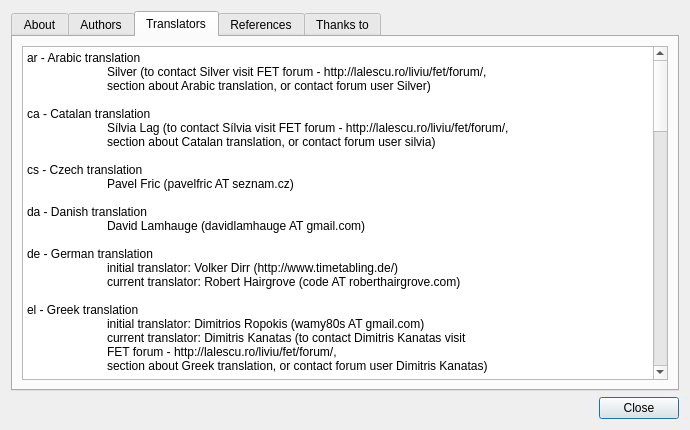
Old version of the form src/interface/helpaboutform_template.ui in the repository karandit/fet.
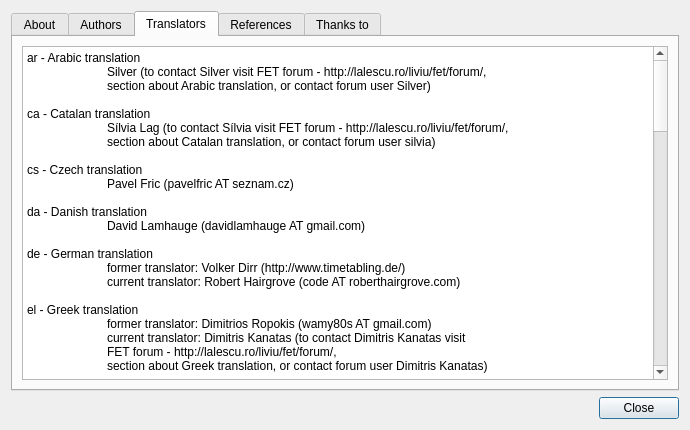
New version of the form. The open tabs and pages were chosen to show the change.

What changed in the file:
```diff
--- a/src/interface/helpaboutform_template.ui
+++ b/src/interface/helpaboutform_template.ui
@@ -149,11 +149,11 @@
 &lt;p style=&quot; margin-top:0px; margin-bottom:0px; margin-left:0px; margin-right:0px; -qt-block-indent:0; text-indent:0px;&quot;&gt;&lt;span style=&quot; font-size:9pt;&quot;&gt;	David Lamhauge (davidlamhauge AT gmail.com)&lt;/span&gt;&lt;/p&gt;
 &lt;p style=&quot;-qt-paragraph-type:empty; margin-top:0px; margin-bottom:0px; margin-left:0px; margin-right:0px; -qt-block-indent:0; text-indent:0px; font-size:9pt;&quot;&gt;&lt;br /&gt;&lt;/p&gt;
 &lt;p style=&quot; margin-top:0px; margin-bottom:0px; margin-left:0px; margin-right:0px; -qt-block-indent:0; text-indent:0px;&quot;&gt;&lt;span style=&quot; font-size:9pt;&quot;&gt;de - German translation&lt;/span&gt;&lt;/p&gt;
-&lt;p style=&quot; margin-top:0px; margin-bottom:0px; margin-left:0px; margin-right:0px; -qt-block-indent:0; text-indent:0px;&quot;&gt;&lt;span style=&quot; font-size:9pt;&quot;&gt;	initial translator: Volker Dirr (http://www.timetabling.de/)&lt;/span&gt;&lt;/p&gt;
+&lt;p style=&quot; margin-top:0px; margin-bottom:0px; margin-left:0px; margin-right:0px; -qt-block-indent:0; text-indent:0px;&quot;&gt;&lt;span style=&quot; font-size:9pt;&quot;&gt;	former translator: Volker Dirr (http://www.timetabling.de/)&lt;/span&gt;&lt;/p&gt;
 &lt;p style=&quot; margin-top:0px; margin-bottom:0px; margin-left:0px; margin-right:0px; -qt-block-indent:0; text-indent:0px;&quot;&gt;&lt;span style=&quot; font-size:9pt;&quot;&gt;	current translator: Robert Hairgrove (code AT roberthairgrove.com)&lt;/span&gt;&lt;/p&gt;
 &lt;p style=&quot;-qt-paragraph-type:empty; margin-top:0px; margin-bottom:0px; margin-left:0px; margin-right:0px; -qt-block-indent:0; text-indent:0px; font-size:9pt;&quot;&gt;&lt;br /&gt;&lt;/p&gt;
 &lt;p style=&quot; margin-top:0px; margin-bottom:0px; margin-left:0px; margin-right:0px; -qt-block-indent:0; text-indent:0px;&quot;&gt;&lt;span style=&quot; font-size:9pt;&quot;&gt;el - Greek translation&lt;/span&gt;&lt;/p&gt;
-&lt;p style=&quot; margin-top:0px; margin-bottom:0px; margin-left:0px; margin-right:0px; -qt-block-indent:0; text-indent:0px;&quot;&gt;&lt;span style=&quot; font-size:9pt;&quot;&gt;	initial translator: Dimitrios Ropokis (wamy80s AT gmail.com)&lt;/span&gt;&lt;/p&gt;
+&lt;p style=&quot; margin-top:0px; margin-bottom:0px; margin-left:0px; margin-right:0px; -qt-block-indent:0; text-indent:0px;&quot;&gt;&lt;span style=&quot; font-size:9pt;&quot;&gt;	former translator: Dimitrios Ropokis (wamy80s AT gmail.com)&lt;/span&gt;&lt;/p&gt;
 &lt;p style=&quot; margin-top:0px; margin-bottom:0px; margin-left:0px; margin-right:0px; -qt-block-indent:0; text-indent:0px;&quot;&gt;&lt;span style=&quot; font-size:9pt;&quot;&gt;	current translator: Dimitris Kanatas (to contact Dimitris Kanatas visit&lt;/span&gt;&lt;/p&gt;
 &lt;p style=&quot; margin-top:0px; margin-bottom:0px; margin-left:0px; margin-right:0px; -qt-block-indent:0; text-indent:0px;&quot;&gt;&lt;span style=&quot; font-size:9pt;&quot;&gt;	FET forum - http://lalescu.ro/liviu/fet/forum/,&lt;/span&gt;&lt;/p&gt;
 &lt;p style=&quot; margin-top:0px; margin-bottom:0px; margin-left:0px; margin-right:0px; -qt-block-indent:0; text-indent:0px;&quot;&gt;&lt;span style=&quot; font-size:9pt;&quot;&gt;	section about Greek translation, or contact forum user Dimitris Kanatas)&lt;/span&gt;&lt;/p&gt;
@@ -165,7 +165,7 @@
 &lt;p style=&quot; margin-top:0px; margin-bottom:0px; margin-left:0px; margin-right:0px; -qt-block-indent:0; text-indent:0px;&quot;&gt;&lt;span style=&quot; font-size:9pt;&quot;&gt;	Asier Urio Larrea (asieriko AT gmail.com)&lt;/span&gt;&lt;/p&gt;
 &lt;p style=&quot;-qt-paragraph-type:empty; margin-top:0px; margin-bottom:0px; margin-left:0px; margin-right:0px; -qt-block-indent:0; text-indent:0px; font-size:9pt;&quot;&gt;&lt;br /&gt;&lt;/p&gt;
 &lt;p style=&quot; margin-top:0px; margin-bottom:0px; margin-left:0px; margin-right:0px; -qt-block-indent:0; text-indent:0px;&quot;&gt;&lt;span style=&quot; font-size:9pt;&quot;&gt;fa - Persian translation&lt;/span&gt;&lt;/p&gt;
-&lt;p style=&quot; margin-top:0px; margin-bottom:0px; margin-left:0px; margin-right:0px; -qt-block-indent:0; text-indent:0px;&quot;&gt;&lt;span style=&quot; font-size:9pt;&quot;&gt;	initial translator: Hamed SadeghiNeshat (ha_sadeghi AT ce.sharif.edu)&lt;/span&gt;&lt;/p&gt;
+&lt;p style=&quot; margin-top:0px; margin-bottom:0px; margin-left:0px; margin-right:0px; -qt-block-indent:0; text-indent:0px;&quot;&gt;&lt;span style=&quot; font-size:9pt;&quot;&gt;	former translator: Hamed SadeghiNeshat (ha_sadeghi AT ce.sharif.edu)&lt;/span&gt;&lt;/p&gt;
 &lt;p style=&quot; margin-top:0px; margin-bottom:0px; margin-left:0px; margin-right:0px; -qt-block-indent:0; text-indent:0px;&quot;&gt;&lt;span style=&quot; font-size:9pt;&quot;&gt;	current translator: sally sat (soory63 AT gmail.com)&lt;/span&gt;&lt;/p&gt;
 &lt;p style=&quot;-qt-paragraph-type:empty; margin-top:0px; margin-bottom:0px; margin-left:0px; margin-right:0px; -qt-block-indent:0; text-indent:0px; font-size:9pt;&quot;&gt;&lt;br /&gt;&lt;/p&gt;
 &lt;p style=&quot; margin-top:0px; margin-bottom:0px; margin-left:0px; margin-right:0px; -qt-block-indent:0; text-indent:0px;&quot;&gt;&lt;span style=&quot; font-size:9pt;&quot;&gt;fr - French translation&lt;/span&gt;&lt;/p&gt;
@@ -208,9 +208,12 @@
 &lt;p style=&quot; margin-top:0px; margin-bottom:0px; margin-left:0px; margin-right:0px; -qt-block-indent:0; text-indent:0px;&quot;&gt;&lt;span style=&quot; font-size:9pt;&quot;&gt;	Radoslaw Pasiok (zapala AT konto.pl)&lt;/span&gt;&lt;/p&gt;
 &lt;p style=&quot;-qt-paragraph-type:empty; margin-top:0px; margin-bottom:0px; margin-left:0px; margin-right:0px; -qt-block-indent:0; text-indent:0px; font-size:9pt;&quot;&gt;&lt;br /&gt;&lt;/p&gt;
 &lt;p style=&quot; margin-top:0px; margin-bottom:0px; margin-left:0px; margin-right:0px; -qt-block-indent:0; text-indent:0px;&quot;&gt;&lt;span style=&quot; font-size:9pt;&quot;&gt;pt_BR - Brazilian Portuguese translation&lt;/span&gt;&lt;/p&gt;
-&lt;p style=&quot; margin-top:0px; margin-bottom:0px; margin-left:0px; margin-right:0px; -qt-block-indent:0; text-indent:0px;&quot;&gt;&lt;span style=&quot; font-size:9pt;&quot;&gt;	initial translator: Werner Bruns (werner.bruns AT gmail.com)&lt;/span&gt;&lt;/p&gt;
-&lt;p style=&quot; margin-top:0px; margin-bottom:0px; margin-left:0px; margin-right:0px; -qt-block-indent:0; text-indent:0px;&quot;&gt;&lt;span style=&quot; font-size:9pt;&quot;&gt;	initial translator: Frank Mártin (drfarofa AT gmail.com)&lt;/span&gt;&lt;/p&gt;
-&lt;p style=&quot; margin-top:0px; margin-bottom:0px; margin-left:0px; margin-right:0px; -qt-block-indent:0; text-indent:0px;&quot;&gt;&lt;span style=&quot; font-size:9pt;&quot;&gt;	current translator: Cloves das Neves (clovesneves AT gmail.com)&lt;/span&gt;&lt;/p&gt;
+&lt;p style=&quot; margin-top:0px; margin-bottom:0px; margin-left:0px; margin-right:0px; -qt-block-indent:0; text-indent:0px;&quot;&gt;&lt;span style=&quot; font-size:9pt;&quot;&gt;	former translator: Werner Bruns (werner.bruns AT gmail.com)&lt;/span&gt;&lt;/p&gt;
+&lt;p style=&quot; margin-top:0px; margin-bottom:0px; margin-left:0px; margin-right:0px; -qt-block-indent:0; text-indent:0px;&quot;&gt;&lt;span style=&quot; font-size:9pt;&quot;&gt;	former translator: Frank Mártin (drfarofa AT gmail.com)&lt;/span&gt;&lt;/p&gt;
+&lt;p style=&quot; margin-top:0px; margin-bottom:0px; margin-left:0px; margin-right:0px; -qt-block-indent:0; text-indent:0px;&quot;&gt;&lt;span style=&quot; font-size:9pt;&quot;&gt;	former translator: Cloves das Neves (clovesneves AT gmail.com)&lt;/span&gt;&lt;/p&gt;
+&lt;p style=&quot; margin-top:0px; margin-bottom:0px; margin-left:0px; margin-right:0px; -qt-block-indent:0; text-indent:0px;&quot;&gt;&lt;span style=&quot; font-size:9pt;&quot;&gt;	current translator: Alexandre R. Soares (alexrsoares AT zoho.com). (Alternatively,&lt;/span&gt;&lt;/p&gt;
+&lt;p style=&quot; margin-top:0px; margin-bottom:0px; margin-left:0px; margin-right:0px; -qt-block-indent:0; text-indent:0px;&quot;&gt;&lt;span style=&quot; font-size:9pt;&quot;&gt;	to contact Alexandre R. Soares, visit FET forum - http://lalescu.ro/liviu/fet/forum/,&lt;/span&gt;&lt;/p&gt;
+&lt;p style=&quot; margin-top:0px; margin-bottom:0px; margin-left:0px; margin-right:0px; -qt-block-indent:0; text-indent:0px;&quot;&gt;&lt;span style=&quot; font-size:9pt;&quot;&gt;	section about Brazilian Portuguese translation, or contact forum user khemis)&lt;/span&gt;&lt;/p&gt;
 &lt;p style=&quot;-qt-paragraph-type:empty; margin-top:0px; margin-bottom:0px; margin-left:0px; margin-right:0px; -qt-block-indent:0; text-indent:0px; font-size:9pt;&quot;&gt;&lt;br /&gt;&lt;/p&gt;
 &lt;p style=&quot; margin-top:0px; margin-bottom:0px; margin-left:0px; margin-right:0px; -qt-block-indent:0; text-indent:0px;&quot;&gt;&lt;span style=&quot; font-size:9pt;&quot;&gt;ro - Romanian translation&lt;/span&gt;&lt;/p&gt;
 &lt;p style=&quot; margin-top:0px; margin-bottom:0px; margin-left:0px; margin-right:0px; -qt-block-indent:0; text-indent:0px;&quot;&gt;&lt;span style=&quot; font-size:9pt;&quot;&gt;	Liviu Lalescu (http://lalescu.ro/liviu/)&lt;/span&gt;&lt;/p&gt;
@@ -233,7 +236,7 @@
 &lt;p style=&quot; margin-top:0px; margin-bottom:0px; margin-left:0px; margin-right:0px; -qt-block-indent:0; text-indent:0px;&quot;&gt;&lt;span style=&quot; font-size:9pt;&quot;&gt;	Radan Putnik (srastral AT gmail.com)&lt;/span&gt;&lt;/p&gt;
 &lt;p style=&quot;-qt-paragraph-type:empty; margin-top:0px; margin-bottom:0px; margin-left:0px; margin-right:0px; -qt-block-indent:0; text-indent:0px; font-size:9pt;&quot;&gt;&lt;br /&gt;&lt;/p&gt;
 &lt;p style=&quot; margin-top:0px; margin-bottom:0px; margin-left:0px; margin-right:0px; -qt-block-indent:0; text-indent:0px;&quot;&gt;&lt;span style=&quot; font-size:9pt;&quot;&gt;tr - Turkish translation&lt;/span&gt;&lt;/p&gt;
-&lt;p style=&quot; margin-top:0px; margin-bottom:0px; margin-left:0px; margin-right:0px; -qt-block-indent:0; text-indent:0px;&quot;&gt;&lt;span style=&quot; font-size:9pt;&quot;&gt;	initial translator: Mehmet Gezmisoglu (m_gezmisoglu AT hotmail.com)&lt;/span&gt;&lt;/p&gt;
+&lt;p style=&quot; margin-top:0px; margin-bottom:0px; margin-left:0px; margin-right:0px; -qt-block-indent:0; text-indent:0px;&quot;&gt;&lt;span style=&quot; font-size:9pt;&quot;&gt;	former translator: Mehmet Gezmisoglu (m_gezmisoglu AT hotmail.com)&lt;/span&gt;&lt;/p&gt;
 &lt;p style=&quot; margin-top:0px; margin-bottom:0px; margin-left:0px; margin-right:0px; -qt-block-indent:0; text-indent:0px;&quot;&gt;&lt;span style=&quot; font-size:9pt;&quot;&gt;	current translator: Mahir Nacar (mahirnacar AT email.com)&lt;/span&gt;&lt;/p&gt;
 &lt;p style=&quot;-qt-paragraph-type:empty; margin-top:0px; margin-bottom:0px; margin-left:0px; margin-right:0px; -qt-block-indent:0; text-indent:0px; font-size:9pt;&quot;&gt;&lt;br /&gt;&lt;/p&gt;
 &lt;p style=&quot; margin-top:0px; margin-bottom:0px; margin-left:0px; margin-right:0px; -qt-block-indent:0; text-indent:0px;&quot;&gt;&lt;span style=&quot; font-size:9pt;&quot;&gt;uk - Ukrainian translation&lt;/span&gt;&lt;/p&gt;
@@ -244,7 +247,7 @@
 &lt;p style=&quot; margin-top:0px; margin-bottom:0px; margin-left:0px; margin-right:0px; -qt-block-indent:0; text-indent:0px;&quot;&gt;&lt;span style=&quot; font-size:9pt;&quot;&gt;	section about Uzbek translation, or contact forum user sarkor)&lt;/span&gt;&lt;/p&gt;
 &lt;p style=&quot;-qt-paragraph-type:empty; margin-top:0px; margin-bottom:0px; margin-left:0px; margin-right:0px; -qt-block-indent:0; text-indent:0px; font-size:9pt;&quot;&gt;&lt;br /&gt;&lt;/p&gt;
 &lt;p style=&quot; margin-top:0px; margin-bottom:0px; margin-left:0px; margin-right:0px; -qt-block-indent:0; text-indent:0px;&quot;&gt;&lt;span style=&quot; font-size:9pt;&quot;&gt;vi - Vietnamese translation&lt;/span&gt;&lt;/p&gt;
-&lt;p style=&quot; margin-top:0px; margin-bottom:0px; margin-left:0px; margin-right:0px; -qt-block-indent:0; text-indent:0px;&quot;&gt;&lt;span style=&quot; font-size:9pt;&quot;&gt;	initial translator: Nguyen Truong Thang (to contact Thang visit FET forum - http://lalescu.ro/liviu/fet/forum/,&lt;/span&gt;&lt;/p&gt;
+&lt;p style=&quot; margin-top:0px; margin-bottom:0px; margin-left:0px; margin-right:0px; -qt-block-indent:0; text-indent:0px;&quot;&gt;&lt;span style=&quot; font-size:9pt;&quot;&gt;	former translator: Nguyen Truong Thang (to contact Thang visit FET forum - http://lalescu.ro/liviu/fet/forum/,&lt;/span&gt;&lt;/p&gt;
 &lt;p style=&quot; margin-top:0px; margin-bottom:0px; margin-left:0px; margin-right:0px; -qt-block-indent:0; text-indent:0px;&quot;&gt;&lt;span style=&quot; font-size:9pt;&quot;&gt;	section about Vietnamese translation, or contact forum user NTThang)&lt;/span&gt;&lt;/p&gt;
 &lt;p style=&quot; margin-top:0px; margin-bottom:0px; margin-left:0px; margin-right:0px; -qt-block-indent:0; text-indent:0px;&quot;&gt;&lt;span style=&quot; font-size:9pt;&quot;&gt;	current translator: Nguyễn Hữu Duyệt (nguyenhuuduyet AT gmail.com)&lt;/span&gt;&lt;/p&gt;
 &lt;p style=&quot;-qt-paragraph-type:empty; margin-top:0px; margin-bottom:0px; margin-left:0px; margin-right:0px; -qt-block-indent:0; text-indent:0px; font-size:9pt;&quot;&gt;&lt;br /&gt;&lt;/p&gt;
```
Left out of the diff: 12 changed lines with no effect on the pictures.
